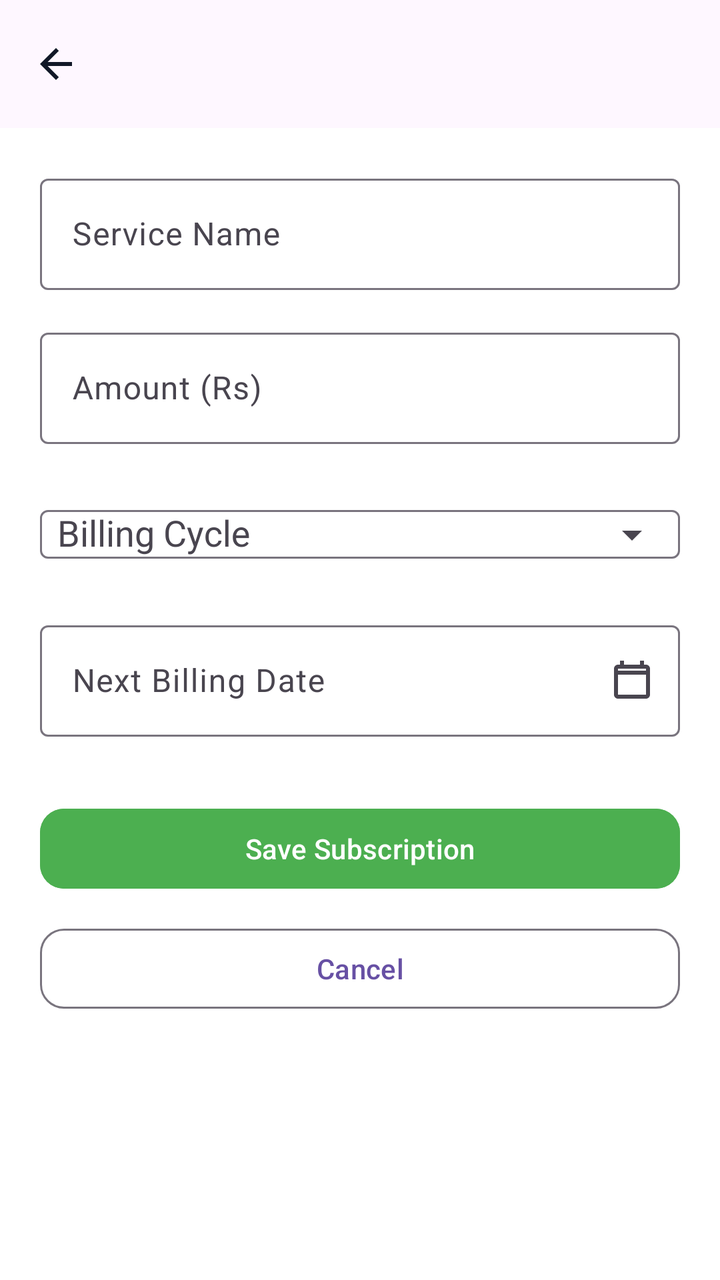
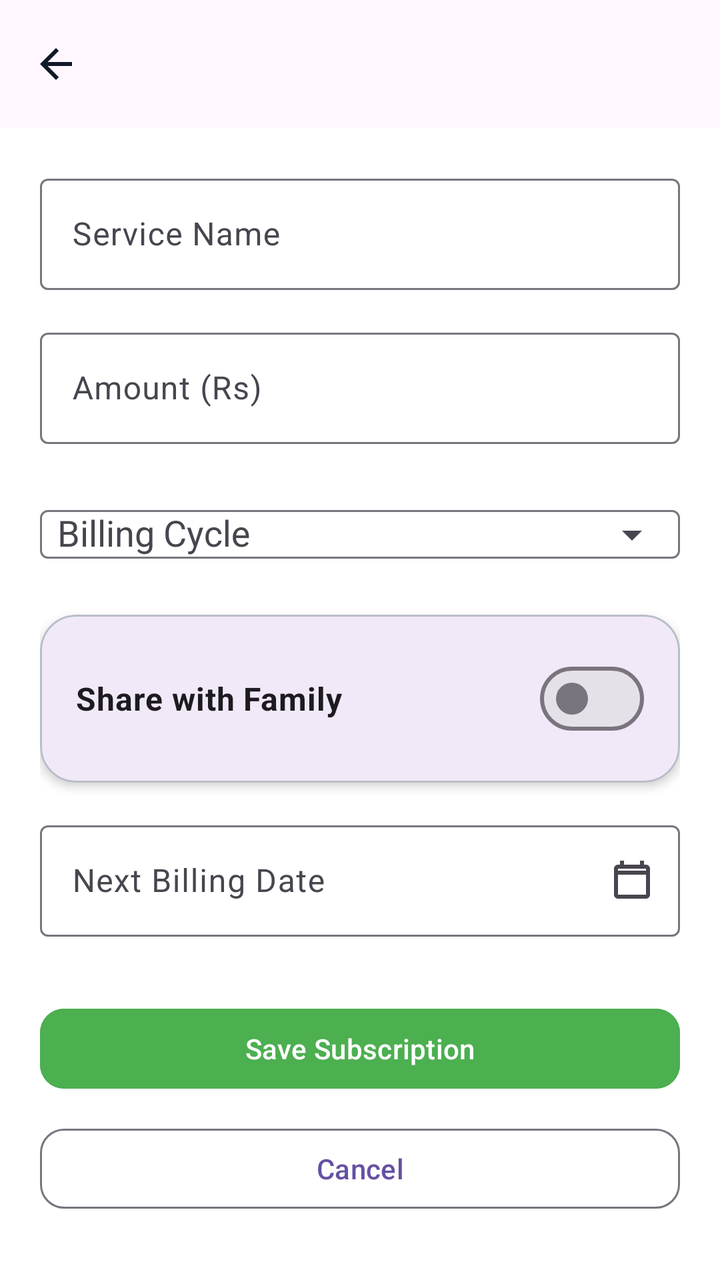

Two renders of the same Android screen: before a commit and after it. Below are the layout's source before the change and the commit's diff.
<!-- AndroidManifest.xml: application theme Theme.AIExpenseManagementApplication -->
<!-- res/layout/activity_add_subscription.xml -->
<?xml version="1.0" encoding="utf-8"?>
<LinearLayout xmlns:android="http://schemas.android.com/apk/res/android"
    xmlns:app="http://schemas.android.com/apk/res-auto"
    xmlns:tools="http://schemas.android.com/tools"
    android:layout_width="match_parent"
    android:layout_height="match_parent"
    android:orientation="vertical"
    android:background="@color/white"
    tools:context=".ui.subscription.AddSubscriptionActivity">

    <com.google.android.material.appbar.MaterialToolbar
        android:id="@+id/toolbar"
        android:layout_width="match_parent"
        android:layout_height="?attr/actionBarSize"
        android:background="?attr/colorSurface"
        android:title="Add Subscription"
        android:titleTextColor="@android:color/black"
        app:navigationIcon="@drawable/ic_back_arrow" />

    <ScrollView
        android:layout_width="match_parent"
        android:layout_height="match_parent"
        android:fillViewport="true">

        <LinearLayout
            android:layout_width="match_parent"
            android:layout_height="wrap_content"
            android:orientation="vertical"
            android:padding="20dp">

            

            <com.google.android.material.textfield.TextInputLayout
                android:layout_width="match_parent"
                android:layout_height="wrap_content"
                android:hint="Service Name"
                app:boxBackgroundMode="outline">

                <com.google.android.material.textfield.TextInputEditText
                    android:id="@+id/etServiceName"
                    android:layout_width="match_parent"
                    android:layout_height="wrap_content"
                    android:inputType="textCapWords" />

            </com.google.android.material.textfield.TextInputLayout>

            

            <com.google.android.material.textfield.TextInputLayout
                android:layout_width="match_parent"
                android:layout_height="wrap_content"
                android:layout_marginTop="16dp"
                android:hint="Amount (Rs)"
                app:boxBackgroundMode="outline">

                <com.google.android.material.textfield.TextInputEditText
                    android:id="@+id/etAmount"
                    android:layout_width="match_parent"
                    android:layout_height="wrap_content"
                    android:inputType="numberDecimal" />

            </com.google.android.material.textfield.TextInputLayout>

            

            <com.google.android.material.textfield.TextInputLayout
                android:layout_width="match_parent"
                android:layout_height="wrap_content"
                android:layout_marginTop="16dp"
                android:hint="  Billing Cycle"
                app:endIconMode="dropdown_menu"
                app:boxBackgroundMode="outline">

                <AutoCompleteTextView
                    android:id="@+id/actBillingCycle"
                    android:layout_width="match_parent"
                    android:layout_height="wrap_content"
                    android:inputType="none" />

            </com.google.android.material.textfield.TextInputLayout>

            

            <com.google.android.material.textfield.TextInputLayout
                android:layout_width="match_parent"
                android:layout_height="wrap_content"
                android:layout_marginTop="16dp"
                android:hint="Next Billing Date"
                app:endIconMode="custom"
                app:endIconDrawable="@drawable/ic_calendar"
                app:boxBackgroundMode="outline">

                <com.google.android.material.textfield.TextInputEditText
                    android:id="@+id/etNextBillingDate"
                    android:layout_width="match_parent"
                    android:layout_height="wrap_content"
                    android:focusable="false"
                    android:clickable="true"
                    android:cursorVisible="false" />

            </com.google.android.material.textfield.TextInputLayout>

            

            <com.google.android.material.button.MaterialButton
                android:id="@+id/btnSave"
                android:layout_width="match_parent"
                android:layout_height="wrap_content"
                android:layout_marginTop="32dp"
                android:text="Save Subscription"
                android:textColor="@android:color/white"
                android:backgroundTint="#4CAF50"
                android:textAllCaps="false"
                app:cornerRadius="12dp" />

            

            <com.google.android.material.button.MaterialButton
                android:id="@+id/btnCancel"
                style="@style/Widget.Material3.Button.OutlinedButton"
                android:layout_width="match_parent"
                android:layout_height="wrap_content"
                android:layout_marginTop="12dp"
                android:text="Cancel"
                android:textAllCaps="false"
                app:cornerRadius="12dp" />

        </LinearLayout>

    </ScrollView>

</LinearLayout>
<!-- resources referenced by this layout -->
<resources>
  <color name="white">#FFFFFFFF</color>
  <!-- drawable ic_back_arrow (drawable) -->
  <vector xmlns:android="http://schemas.android.com/apk/res/android"
      android:width="24dp"
      android:height="24dp"
      android:viewportWidth="24"
      android:viewportHeight="24">
  
      <path
          android:fillColor="#111827"
          android:pathData="M20,11H7.83l5.59,-5.59L12,4l-8,8 8,8 1.41,-1.41L7.83,13H20v-2z" />
  
  </vector>
  <!-- drawable ic_calendar (drawable) -->
  <vector xmlns:android="http://schemas.android.com/apk/res/android"
      android:width="24dp"
      android:height="24dp"
      android:viewportWidth="24"
      android:viewportHeight="24">
  
      <path
          android:fillColor="#757575"
          android:pathData="M19,4h-1V2h-2v2H8V2H6v2H5c-1.11,0-2,0.89-2,2v13c0,1.11 0.89,2 2,2h14c1.11,0 2-0.89 2-2V6c0-1.11-0.89-2-2-2zm0,15H5V9h14v10zm0-12H5V6h14v1z"/>
  </vector>
  <style name="Theme.AIExpenseManagementApplication" parent="Base.Theme.AIExpenseManagementApplication" />
  <style name="Base.Theme.AIExpenseManagementApplication" parent="Theme.Material3.DayNight.NoActionBar">
          
          
      </style>
</resources>

<!-- the commit's change to res/layout/activity_add_subscription.xml (unified diff, before → after) -->
@@ -81,6 +81,59 @@
 
             
 
+            
+
+            <com.google.android.material.card.MaterialCardView
+                android:layout_width="match_parent"
+                android:layout_height="wrap_content"
+                android:layout_marginTop="16dp"
+                app:cardCornerRadius="18dp"
+                app:cardElevation="3dp"
+                app:strokeColor="#B8BEC7"
+                app:strokeWidth="1dp">
+
+                <LinearLayout
+                    android:layout_width="match_parent"
+                    android:layout_height="wrap_content"
+                    android:orientation="vertical"
+                    android:padding="18dp">
+
+                    <com.google.android.material.materialswitch.MaterialSwitch
+                        android:id="@+id/switchShareFamily"
+                        android:layout_width="match_parent"
+                        android:layout_height="wrap_content"
+                        android:text="Share with Family"
+                        android:textSize="16sp"
+                        android:textStyle="bold"
+                        android:checked="false" />
+
+                    <LinearLayout
+                        android:id="@+id/layoutFamilySelection"
+                        android:layout_width="match_parent"
+                        android:layout_height="wrap_content"
+                        android:layout_marginTop="12dp"
+                        android:orientation="vertical"
+                        android:visibility="gone">
+
+                        <TextView
+                            android:layout_width="wrap_content"
+                            android:layout_height="wrap_content"
+                            android:text="Select Family"
+                            android:textSize="14sp"
+                            android:textStyle="bold" />
+
+                        <Spinner
+                            android:id="@+id/spFamily"
+                            android:layout_width="match_parent"
+                            android:layout_height="48dp"
+                            android:layout_marginTop="8dp" />
+
+                    </LinearLayout>
+
+                </LinearLayout>
+
+            </com.google.android.material.card.MaterialCardView>
+
             <com.google.android.material.textfield.TextInputLayout
                 android:layout_width="match_parent"
                 android:layout_height="wrap_content"
